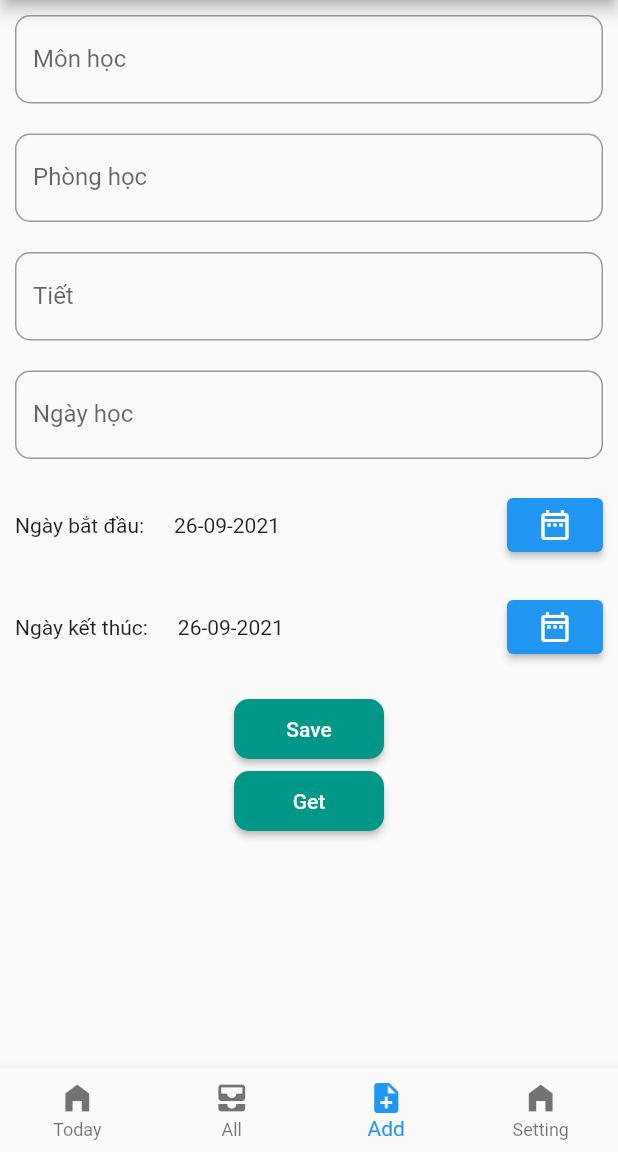
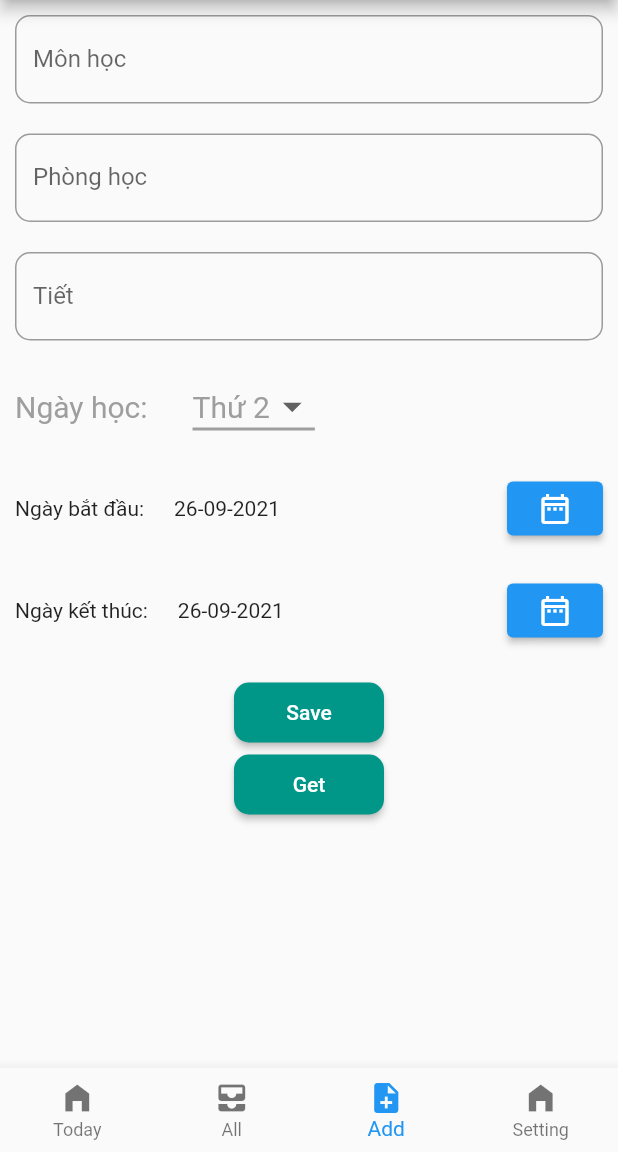
Before and after one commit to buingocminh/flutter_demo, a Flutter app: the screen it shows after launch, item 3 of the bottom bar chosen, on a phone screen of 412 x 824 dp, the part 84-1236 px from its top. Run offline on Flutter 3.47's test engine with Material 2 defaults, Android fonts, the phone set to English and light mode, and no system bars; our stand-ins replace equatable.

Commit message:
update dropmenu

```diff
--- a/tlu_app/lib/widget/dummy_centrel.dart
+++ b/tlu_app/lib/widget/dummy_centrel.dart
@@ -11,12 +11,13 @@ class dummy extends StatefulWidget {
 
 class _dummyState extends State<dummy> {
   var isloading = false;
+  int valueChoose=2;
   final formkey = GlobalKey<FormState>();
   final list = Schedules_list();
   void callsomething() async {
     formkey.currentState!.save();
+    savelist["DayAction"]= valueChoose;
     savelist["start"]=startDate.toString();
-    print('den day roi ');
     savelist["end"]=startDate.toString();
     setState(() {
       isloading = true;
@@ -39,6 +40,9 @@ class _dummyState extends State<dummy> {
     "DayAction": null,
     "time": null
   };
+  List<String> listItems =['Thứ 2','Thứ 3','Thứ 4','Thứ 5','Thứ 6','Thứ 7','Chủ nhật'];
+  List<int> listValue=[2,3,4,5,6,7,0];
+  // late int valueChoose=listValue[0];
   void _Showdate(date) {
     print(date);
     showDatePicker(
@@ -58,6 +62,31 @@ class _dummyState extends State<dummy> {
             }));
     // print(savelist["start"]);
   }
+  Widget buildListPicker()=>SizedBox(
+
+      child: DropdownButton<int>(
+        value: valueChoose,
+        icon: const Icon(Icons.arrow_drop_down),
+        iconSize: 30,
+        elevation: 16,
+        style: const TextStyle(color: Colors.grey),
+        underline: Container(
+          height: 2,
+          color: Colors.grey,
+        ),
+        onChanged: (int? newValue) {
+          setState(() {
+            valueChoose = newValue! ;
+          });
+        },
+        items: listValue.map<DropdownMenuItem<int>>((int Svalue) {
+          return DropdownMenuItem<int>(
+            value: Svalue,
+            child: Text("Thứ $Svalue", style: const TextStyle(fontSize: 20),),
+          );
+        }).toList(),
+      )
+  );
   @override
   Widget build(BuildContext context) {
     return isloading
@@ -91,11 +120,12 @@ class _dummyState extends State<dummy> {
                         onSaved: (res) => savelist["time"] = res!,
                       ),
                       const Padding(padding: EdgeInsets.symmetric(vertical: 10)),
-                      TextFormField(
-                        decoration: const InputDecoration(
-                            border: OutlineInputBorder(borderRadius: BorderRadius.all(Radius.circular(10))),
-                            labelText: "Ngày học"),
-                        onSaved: (res) => savelist["DayAction"] = res!,
+                      Row(
+                        children: [
+                          const Text('Ngày học:',style: TextStyle(fontSize: 20, color: Colors.grey),),
+                          const Padding(padding: EdgeInsets.symmetric(horizontal: 15)),
+                          buildListPicker()
+                        ],
                       ),
                       const Padding(padding: EdgeInsets.symmetric(vertical: 10)),
                       Row(
```
